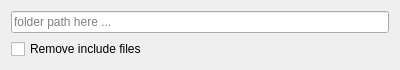
Before: the Qt Designer form src/plugins/removedirectory/removedirectorywidget.ui in karakirimu/AutoBatchTools, drawn with Qt 5.
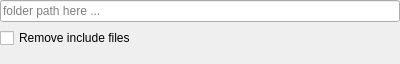
After: the same form once the commit is applied.

Commit message: [Fix] widget display position

```diff
--- a/src/plugins/removedirectory/removedirectorywidget.ui
+++ b/src/plugins/removedirectory/removedirectorywidget.ui
@@ -14,6 +14,18 @@
    <string>Form</string>
   </property>
   <layout class="QVBoxLayout" name="verticalLayout">
+   <property name="leftMargin">
+    <number>0</number>
+   </property>
+   <property name="topMargin">
+    <number>0</number>
+   </property>
+   <property name="rightMargin">
+    <number>0</number>
+   </property>
+   <property name="bottomMargin">
+    <number>0</number>
+   </property>
    <item>
     <widget class="QLineEdit" name="rmpathLineEdit">
      <property name="placeholderText">
@@ -28,6 +40,19 @@
      </property>
     </widget>
    </item>
+   <item>
+    <spacer name="verticalSpacer">
+     <property name="orientation">
+      <enum>Qt::Vertical</enum>
+     </property>
+     <property name="sizeHint" stdset="0">
+      <size>
+       <width>20</width>
+       <height>40</height>
+      </size>
+     </property>
+    </spacer>
+   </item>
   </layout>
  </widget>
  <resources/>
```
The commit also changes 2 other files.
